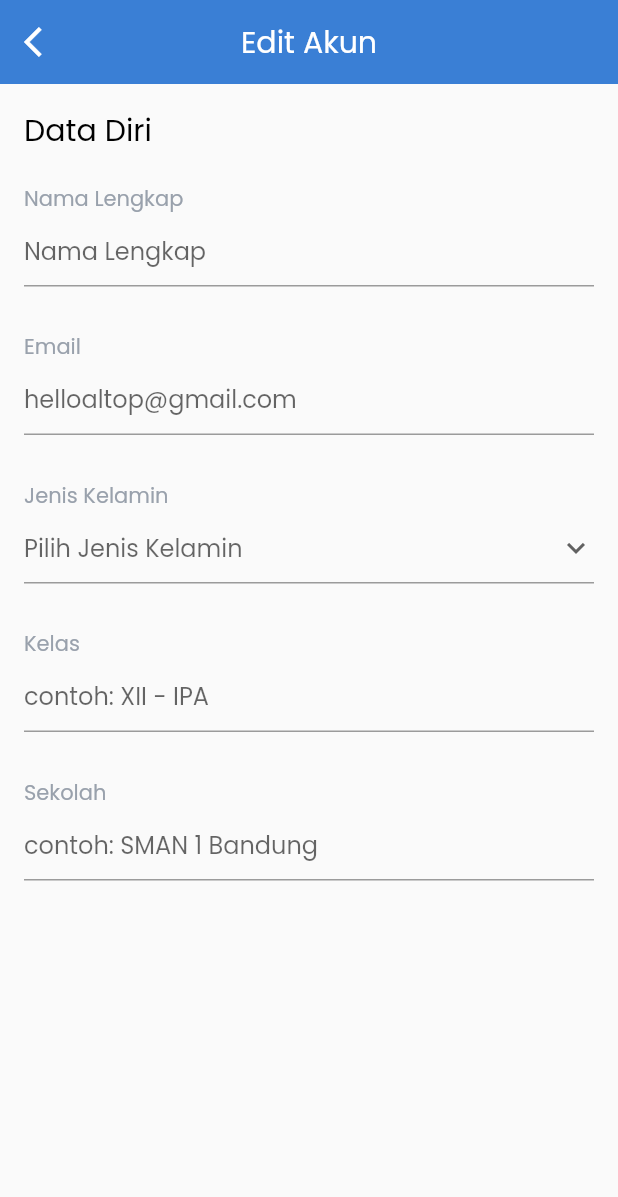
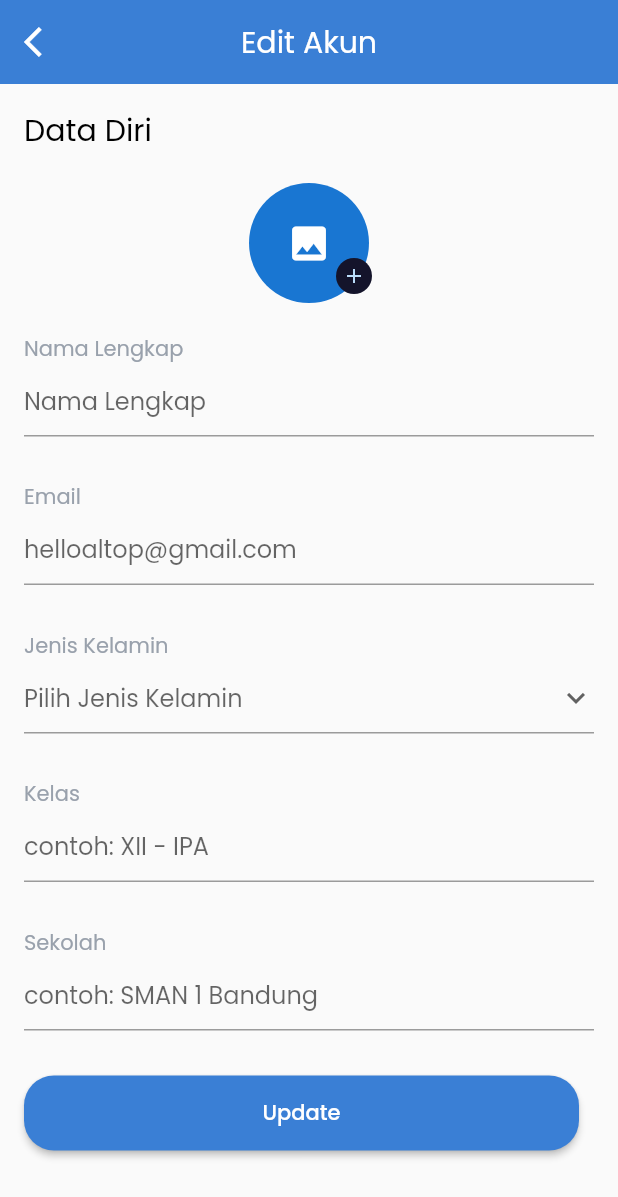
Before and after one commit to AhmadNaufal2525/final-project-edspert.id, a Flutter app: the EditProfileScreen screen opened by its route, on a phone screen of 412 x 824 dp. Shown: the top 1197 px of the screen. Run offline on Flutter 3.47's test engine with Material 2 defaults, Android fonts, the phone set to English and light mode, and no system bars; our stand-ins replace flutter_bloc, google_fonts, image_picker.

Commit message:
update feat: profile and edit profile

```diff
--- a/lib/presentation/screen/profile/edit_profile_screen.dart
+++ b/lib/presentation/screen/profile/edit_profile_screen.dart
@@ -1,4 +1,10 @@
+import 'dart:io';
+
+import 'package:course_app_edspert_id/presentation/routes/routes.dart';
+import 'package:course_app_edspert_id/src/utils/colors.dart';
+import 'package:course_app_edspert_id/src/utils/margins.dart';
 import 'package:flutter/material.dart';
+import 'package:image_picker/image_picker.dart';
 
 class EditProfileScreen extends StatefulWidget {
   const EditProfileScreen({super.key});
@@ -8,10 +14,30 @@ class EditProfileScreen extends StatefulWidget {
 }
 
 class _EditProfileScreenState extends State<EditProfileScreen> {
+  final ImagePicker picker = ImagePicker();
   String? selectedGender;
+  XFile? image;
+  Future<void> pickImageFromGallery() async {
+    final pickedImage = await picker.pickImage(source: ImageSource.gallery);
+    if (pickedImage != null) {
+      setState(() {
+        image = pickedImage;
+      });
+    }
+  }
+
+  Future<void> captureImageFromCamera() async {
+    final capturedImage = await picker.pickImage(source: ImageSource.camera);
+    if (capturedImage != null) {
+      setState(() {
+        image = capturedImage;
+      });
+    }
+  }
+
   @override
   Widget build(BuildContext context) {
-     return Scaffold(
+    return Scaffold(
       appBar: AppBar(
         centerTitle: true,
         title: const Text(
@@ -26,15 +52,89 @@ class _EditProfileScreenState extends State<EditProfileScreen> {
           icon: const Icon(Icons.arrow_back_ios),
         ),
       ),
-      body: SingleChildScrollView(
-        child: Container(
-          margin: const EdgeInsets.all(16),
+      body: Padding(
+        padding: Margins.paddingPage,
+        child: SingleChildScrollView(
           child: Column(
             crossAxisAlignment: CrossAxisAlignment.start,
             children: [
               const Text(
                 'Data Diri',
                 style: TextStyle(fontSize: 20, color: Colors.black),
+              ),
+              const SizedBox(
+                height: 20,
+              ),
+              GestureDetector(
+                onTap: () {
+                  showDialog(
+                    context: context,
+                    builder: (BuildContext context) {
+                      return AlertDialog(
+                        title: const Text("Pilih Gambar"),
+                        content: Column(
+                          mainAxisSize: MainAxisSize.min,
+                          children: <Widget>[
+                            ListTile(
+                              leading: const Icon(Icons.photo_library),
+                              title: const Text('Gallery'),
+                              onTap: () {
+                                Navigator.pop(context);
+                                pickImageFromGallery();
+                              },
+                            ),
+                            ListTile(
+                              leading: const Icon(Icons.photo_camera),
+                              title: const Text('Camera'),
+                              onTap: () {
+                                Navigator.pop(context);
+                                captureImageFromCamera();
+                              },
+                            ),
+                          ],
+                        ),
+                      );
+                    },
+                  );
+                },
+                child: Stack(
+                  children: [
+                    Center(
+                      child: image != null
+                          ? CircleAvatar(
+                              radius: 40,
+                              backgroundImage: FileImage(
+                                File(image!.path),
+                              ),
+                            )
+                          : const CircleAvatar(
+                              radius: 40,
+                              child: Icon(
+                                Icons.image,
+                                size: 30,
+                              ),
+                            ),
+                    ),
+                    Positioned(
+                      left: 60,
+                      bottom: 0,
+                      right: 0,
+                      top: 50,
+                      child: Column(
+                        children: [
+                          CircleAvatar(
+                            backgroundColor: AppColors.titleColor,
+                            radius: 12,
+                            child: const Icon(
+                              Icons.add,
+                              size: 16,
+                            ),
+                          )
+                        ],
+                      ),
+                    ),
+                  ],
+                ),
               ),
               const SizedBox(
                 height: 20,
@@ -123,6 +223,24 @@ class _EditProfileScreenState extends State<EditProfileScreen> {
                   hintStyle: TextStyle(fontSize: 16),
                 ),
               ),
+              const SizedBox(
+                height: 30,
+              ),
+              ElevatedButton(
+                onPressed: () {
+                  Navigator.pushNamed(context, Routes.profileScreen);
+                },
+                style: ElevatedButton.styleFrom(
+                  minimumSize: const Size(370, 50),
+                  backgroundColor: AppColors.primaryColor,
+                  shape: RoundedRectangleBorder(
+                    borderRadius: BorderRadius.circular(
+                      20.0,
+                    ),
+                  ),
+                ),
+                child: const Text('Update'),
+              ),
             ],
           ),
         ),
--- a/lib/presentation/screen/profile/profile_screen.dart
+++ b/lib/presentation/screen/profile/profile_screen.dart
@@ -199,7 +199,9 @@ class _ProfileScreenState extends State<ProfileScreen> {
                       height: 30,
                     ),
                     ElevatedButton(
-                      onPressed: () {},
+                      onPressed: () {
+                         Navigator.pushReplacementNamed(context, Routes.loginScreen);
+                      },
                       style: ElevatedButton.styleFrom(
                         minimumSize: const Size(390, 50),
                         backgroundColor: AppColors.whiteColor,
```
